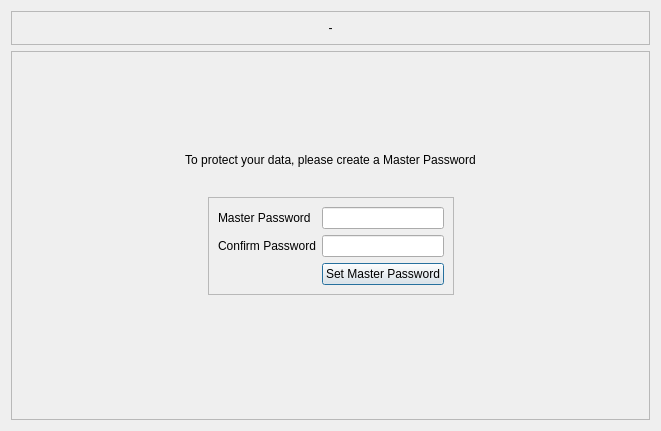
This is setup/setupdialog.ui in keshavbhatt/mylocker as Qt 5 draws it before an edit. The edited form follows.
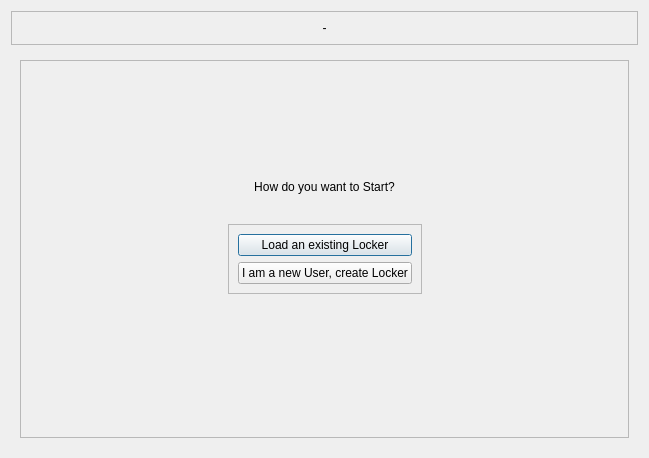
This is the edited form.

Patch:
```diff
--- a/setup/setupdialog.ui
+++ b/setup/setupdialog.ui
@@ -6,8 +6,8 @@
    <rect>
     <x>0</x>
     <y>0</y>
-    <width>661</width>
-    <height>431</height>
+    <width>649</width>
+    <height>458</height>
    </rect>
   </property>
   <property name="windowTitle">
@@ -43,14 +43,18 @@
     </widget>
    </item>
    <item>
-    <widget class="QFrame" name="frame_2">
+    <widget class="QStackedWidget" name="stackedWidget">
+     <widget class="QWidget" name="page_welcome">
+      <layout class="QVBoxLayout" name="verticalLayout_5">
+       <item>
+        <widget class="QFrame" name="frame_6">
      <property name="frameShape">
       <enum>QFrame::StyledPanel</enum>
      </property>
      <property name="frameShadow">
       <enum>QFrame::Raised</enum>
      </property>
-     <layout class="QVBoxLayout" name="verticalLayout_4">
+         <layout class="QVBoxLayout" name="verticalLayout_7">
       <item>
        <spacer name="verticalSpacer_2">
         <property name="orientation">
@@ -67,7 +71,7 @@
       <item>
        <widget class="QLabel" name="welcomeLabel_2">
         <property name="text">
-         <string>To protect your data, please create a Master Password</string>
+             <string>How do you want to Start?</string>
         </property>
         <property name="alignment">
          <set>Qt::AlignCenter</set>
@@ -109,39 +113,18 @@
           <property name="frameShadow">
            <enum>QFrame::Raised</enum>
           </property>
-          <layout class="QGridLayout" name="gridLayout">
-           <item row="0" column="0">
-            <widget class="QLabel" name="label">
-             <property name="text">
-              <string>Master Password</string>
-             </property>
-            </widget>
-           </item>
-           <item row="1" column="1">
-            <widget class="QLineEdit" name="confirmMasterPasswordLineEdit">
-             <property name="echoMode">
-              <enum>QLineEdit::Password</enum>
-             </property>
-            </widget>
-           </item>
-           <item row="0" column="1">
-            <widget class="QLineEdit" name="masterPasswordLineEdit">
-             <property name="echoMode">
-              <enum>QLineEdit::Password</enum>
-             </property>
-            </widget>
-           </item>
+              <layout class="QGridLayout" name="gridLayout_3">
            <item row="1" column="0">
-            <widget class="QLabel" name="label_2">
+                <widget class="QPushButton" name="existingDir">
              <property name="text">
-              <string>Confirm Password</string>
+                  <string>Load an existing Locker</string>
              </property>
             </widget>
            </item>
-           <item row="2" column="1">
-            <widget class="QPushButton" name="setMasterPasswordPushButton">
+               <item row="2" column="0">
+                <widget class="QPushButton" name="newUser">
              <property name="text">
-              <string>Set Master Password</string>
+                  <string>I am a new User, create Locker</string>
              </property>
             </widget>
            </item>
@@ -181,11 +164,10 @@
    </item>
   </layout>
  </widget>
- <tabstops>
-  <tabstop>masterPasswordLineEdit</tabstop>
-  <tabstop>confirmMasterPasswordLineEdit</tabstop>
-  <tabstop>setMasterPasswordPushButton</tabstop>
- </tabstops>
+    </widget>
+   </item>
+  </layout>
+ </widget>
  <resources/>
  <connections/>
 </ui>
```
Left out of the diff: 14 changed lines with no effect on the pictures. Lines whose indentation alone changed are shown as unchanged.
